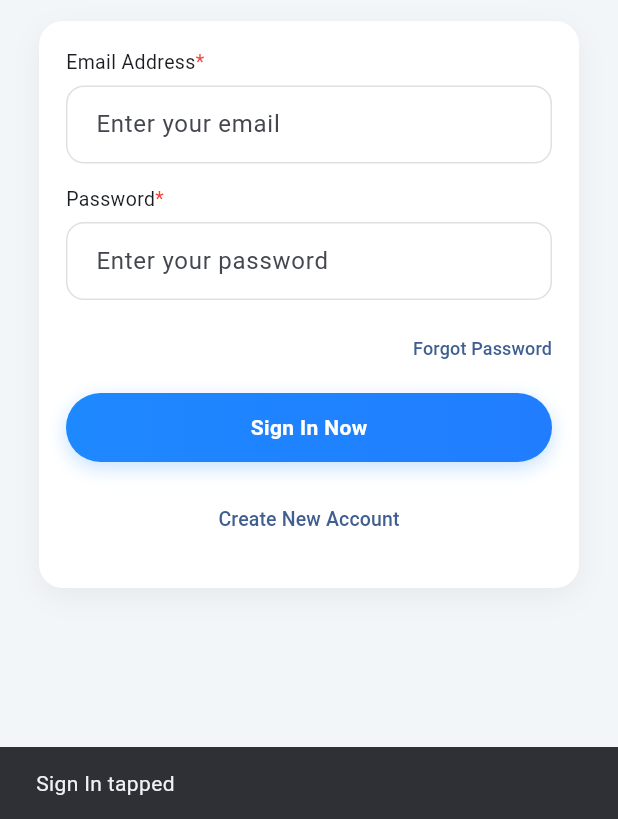
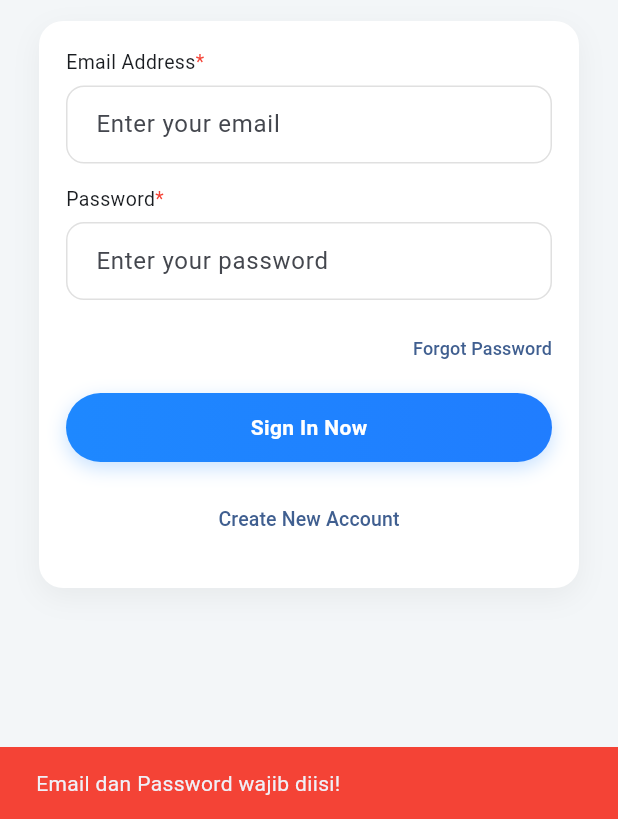
Before and after one commit to panditalasmana/prak-mobilelanjut-2357051021, a Flutter app: the screen it shows after launch, after a tap on "Sign In Now", on a phone screen of 412 x 824 dp, the part 417-1236 px from its top. Run offline on Flutter 3.47's test engine with Material 3 defaults, Android fonts, the phone set to English and light mode, and no system bars.

```diff
--- a/lib/main.dart
+++ b/lib/main.dart
@@ -1,6 +1,7 @@
 import 'package:flutter/material.dart';
 import 'screens/login_screen.dart';
 import 'screens/signup_screen.dart';
+import 'screens/dashboard_screen.dart';
 
 void main() => runApp(const JustduitApp());
 
@@ -43,6 +44,7 @@ class JustduitApp extends StatelessWidget {
         '/': (_) => const LoginScreen(), // default = Sign In
         LoginScreen.route: (_) => const LoginScreen(),
         SignupScreen.route: (_) => const SignupScreen(),
+        DashboardScreen.route: (_) => const DashboardScreen(),
       },
     );
   }
--- a/lib/screens/login_screen.dart
+++ b/lib/screens/login_screen.dart
@@ -1,5 +1,6 @@
 import 'package:flutter/material.dart';
 import 'signup_screen.dart';
+import 'dashboard_screen.dart';
 
 class LoginScreen extends StatefulWidget {
   static const route = '/signin';
@@ -31,7 +32,7 @@ class _LoginScreenState extends State<LoginScreen> {
           ],
         );
 
-    // tombol biru dengan gradient (UI-only)
+    // tombol biru dengan gradient + validasi (UI + logic)
     Widget primaryButton(String label, VoidCallback onTap) =>
         GestureDetector(
           onTap: onTap,
@@ -94,7 +95,7 @@ class _LoginScreenState extends State<LoginScreen> {
                 ),
                 const SizedBox(height: 14),
 
-                // card form (dibangun manual)
+                // card form
                 Container(
                   width: 360,
                   margin: const EdgeInsets.symmetric(horizontal: 20),
@@ -149,17 +150,36 @@ class _LoginScreenState extends State<LoginScreen> {
                       ),
                       const SizedBox(height: 6),
 
+                      // 🔑 tombol login dengan validasi
                       primaryButton('Sign In Now', () {
-                        ScaffoldMessenger.of(context).showSnackBar(
-                          const SnackBar(
-                              content: Text('Sign In tapped')),
-                        );
+                        if (_email.text.isEmpty ||
+                        _pass.text.isEmpty) {
+                          ScaffoldMessenger.of(context).showSnackBar(
+                            const SnackBar(
+                              content: Text('Email dan Password wajib diisi!'),
+                              backgroundColor: Colors.red,
+                            ),
+                          );
+                        } else {
+                          ScaffoldMessenger.of(context).showSnackBar(
+                            const SnackBar(
+                              content: Text('Login berhasil!'),
+                              backgroundColor: Colors.green,
+                            ),
+                          );
+                          Navigator.pushNamedAndRemoveUntil(
+                            context,
+                            DashboardScreen.route,
+                            (route) => false,
+                          );
+                        }
                       }),
                       const SizedBox(height: 14),
 
                       Center(
                         child: TextButton(
-                          onPressed: () => Navigator.pushNamed(context, SignupScreen.route),
+                          onPressed: () =>
+                              Navigator.pushNamed(context, SignupScreen.route),
                           child: const Text(
                             'Create New Account',
                             style: TextStyle(fontSize: 13),
```
Also changed, not shown: lib/screens/dashboard_screen.dart (added, +114 -0 lines), lib/screens/signup_screen.dart (+24 -4 lines).
